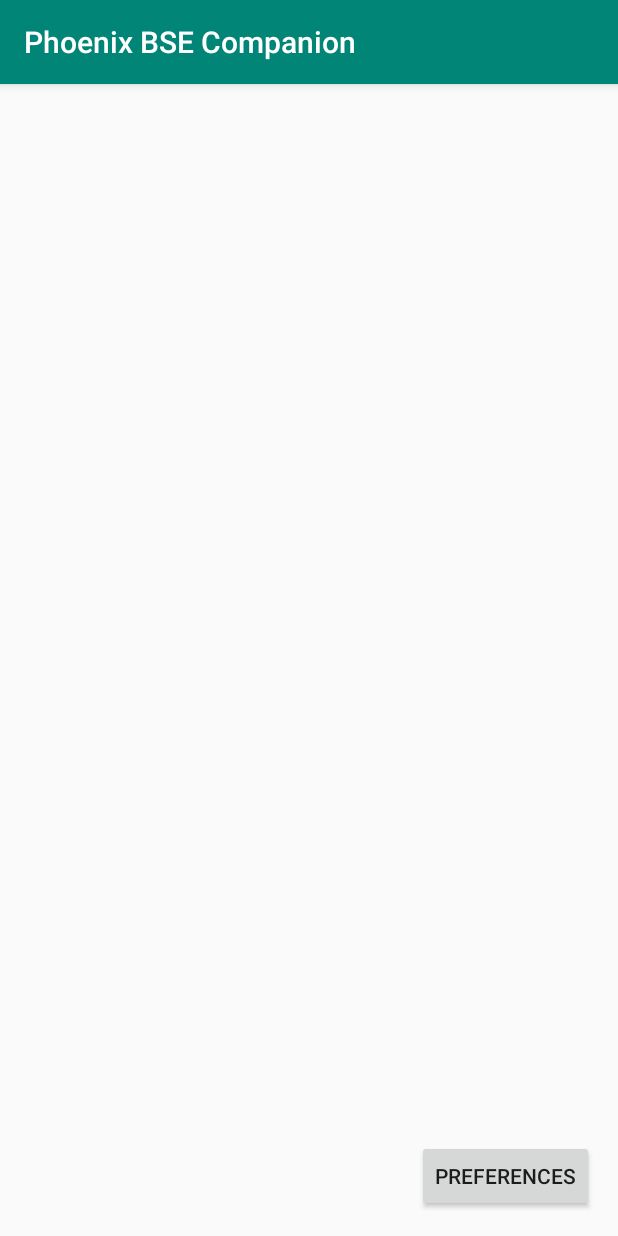
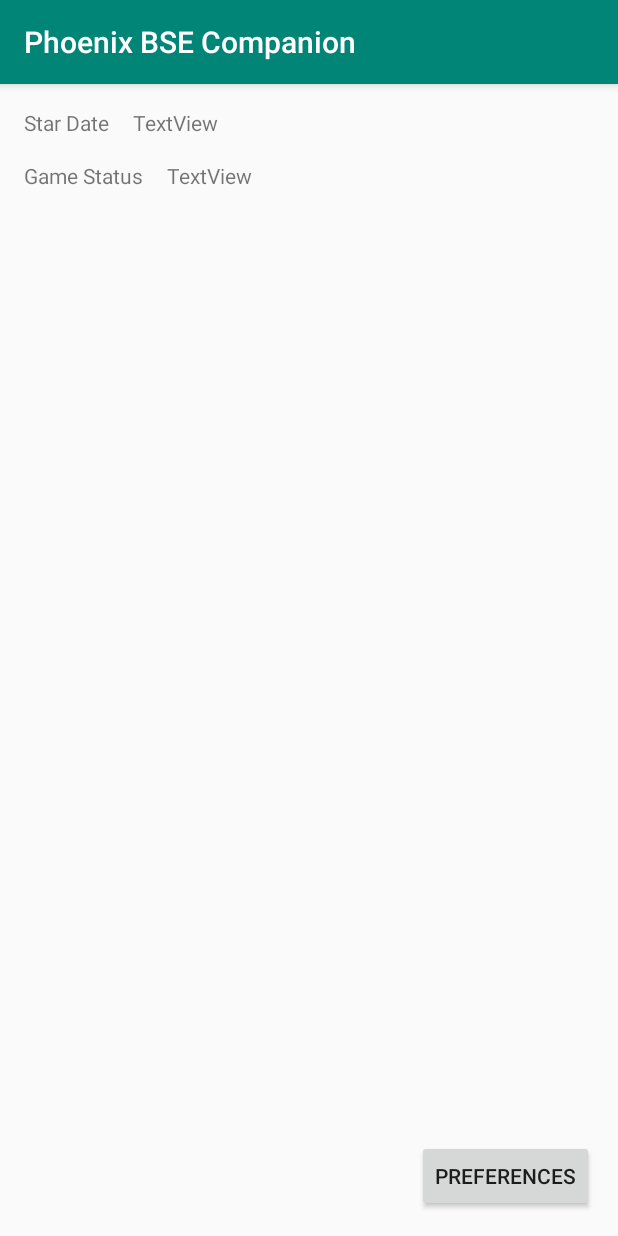
Before and after one commit to JanHolbo/PhoenixBSECompanion, an Android app: the screen it shows after launch (MainActivity), on a phone screen of 412 x 824 dp. Run offline under Robolectric (Android 15) with nearby library versions, the phone set to English and light mode, and no system bars.

Commit message:
added Star Date and Game Status to MainActivity added uriBuilder for the XML request to get the status XML file added versionCode to manifest added versionName to manifest
Signed-off-by: Jan Oscar Holbo Rasmussen <jan@kaddu.dk>

```diff
--- a/app/src/main/AndroidManifest.xml
+++ b/app/src/main/AndroidManifest.xml
@@ -6,6 +6,8 @@
         android:allowBackup="true"
         android:icon="@mipmap/ic_launcher"
         android:label="@string/app_name"
+        android:versionCode="1"
+        android:versionName="0.0 Alpha"
         android:roundIcon="@mipmap/ic_launcher_round"
         android:supportsRtl="true"
         android:theme="@style/AppTheme">
--- a/app/src/main/java/dk/kaddu/phoenixbsecompanion/MainActivity.java
+++ b/app/src/main/java/dk/kaddu/phoenixbsecompanion/MainActivity.java
@@ -1,23 +1,53 @@
 package dk.kaddu.phoenixbsecompanion;
 
 import android.content.Intent;
+import android.content.SharedPreferences;
+import android.net.Uri;
+import android.preference.PreferenceManager;
 import android.support.v7.app.AppCompatActivity;
 import android.os.Bundle;
+import android.util.Log;
 import android.view.View;
 import android.widget.EditText;
 
+import java.io.FileInputStream;
+import java.io.InputStream;
+
 public class MainActivity extends AppCompatActivity {
     public static final String EXTRA_MESSAGE = "dk.kaddu.phoenixbsecompanion.MESSAGE";
+    private static final String LOG_TAG = "MainActivity";
 
     @Override
     protected void onCreate(Bundle savedInstanceState) {
         super.onCreate(savedInstanceState);
         setContentView(R.layout.activity_main);
+
+        SharedPreferences prefs =
+                PreferenceManager.getDefaultSharedPreferences(getBaseContext());
+
+        String xmlQueryUri = uriBuilder(
+                prefs.getString("nexus_uri", "www.phoenixbse.co.uk"),
+                prefs.getString("nexus_uid", "1"),
+                prefs.getString("nexus_code", "22d9b2c0316adab0f9104571c7ed8eb0"));
+        Log.d(LOG_TAG,"xmlQueryUri = " + xmlQueryUri);
     }
+
 
     /** Called when the user taps the Send button */
     public void viewPreferences(View view) {
         Intent intent = new Intent(this, SettingsActivity.class);
         startActivity(intent);
     }
+
+    private String uriBuilder(String uriBase, String uid, String code) {
+        Uri.Builder builder = new Uri.Builder();
+        builder.scheme("https")
+                .authority(uriBase)
+                .appendQueryParameter("a","xml")
+                .appendQueryParameter("uid", uid)
+                .appendQueryParameter("code", code)
+                .appendQueryParameter("sa","game_status");
+        String myUrl = builder.build().toString();
+        return myUrl;
+    }
 }
--- a/app/src/main/java/dk/kaddu/phoenixbsecompanion/SettingsActivity.java
+++ b/app/src/main/java/dk/kaddu/phoenixbsecompanion/SettingsActivity.java
@@ -34,6 +34,8 @@ import java.util.List;
  * API Guide</a> for more information on developing a Settings UI.
  */
 public class SettingsActivity extends AppCompatPreferenceActivity {
+
+    private static final String LOG_TAG = "SettingsActivity";
 
     /**
      * A preference value change listener that updates the preference's summary
--- a/app/src/main/res/layout/activity_main.xml
+++ b/app/src/main/res/layout/activity_main.xml
@@ -17,4 +17,48 @@
         android:text="@string/button_preferences"
         app:layout_constraintBottom_toBottomOf="parent"
         app:layout_constraintEnd_toEndOf="parent" />
+
+    <TextView
+        android:id="@+id/textView_stardate"
+        android:layout_width="wrap_content"
+        android:layout_height="wrap_content"
+        android:layout_marginStart="16dp"
+        android:layout_marginLeft="16dp"
+        android:layout_marginTop="16dp"
+        android:text="@string/main_title_starDate"
+        app:layout_constraintStart_toStartOf="parent"
+        app:layout_constraintTop_toTopOf="parent" />
+
+    <TextView
+        android:id="@+id/textView_current_stardate"
+        android:layout_width="wrap_content"
+        android:layout_height="wrap_content"
+        android:layout_marginStart="16dp"
+        android:layout_marginLeft="16dp"
+        android:layout_marginTop="16dp"
+        android:text="TextView"
+        app:layout_constraintStart_toEndOf="@+id/textView_stardate"
+        app:layout_constraintTop_toTopOf="parent" />
+
+    <TextView
+        android:id="@+id/textView_gameStatus"
+        android:layout_width="wrap_content"
+        android:layout_height="wrap_content"
+        android:layout_marginStart="16dp"
+        android:layout_marginLeft="16dp"
+        android:layout_marginTop="16dp"
+        android:text="@string/main_title_gameStatus"
+        app:layout_constraintStart_toStartOf="parent"
+        app:layout_constraintTop_toBottomOf="@+id/textView_stardate" />
+
+    <TextView
+        android:id="@+id/textView_current_gameStatus"
+        android:layout_width="wrap_content"
+        android:layout_height="wrap_content"
+        android:layout_marginStart="16dp"
+        android:layout_marginLeft="16dp"
+        android:layout_marginTop="16dp"
+        android:text="TextView"
+        app:layout_constraintStart_toEndOf="@+id/textView_gameStatus"
+        app:layout_constraintTop_toBottomOf="@+id/textView_current_stardate" />
 </android.support.constraint.ConstraintLayout>
--- a/app/src/main/res/values/strings.xml
+++ b/app/src/main/res/values/strings.xml
@@ -78,4 +78,8 @@
     <string name="pref_default_nexus_uid">1</string>
     <string name="pref_title_nexus_code">Nexus XML access code</string>
     <string name="pref_default_nexus_code">22d9b2c0316adab0f9104571c7ed8eb0</string>
+    <string name="pref_title_nexus_uri">Nexus XML access URI</string>
+    <string name="pref_default_nexus_uri">www.phoenixbse.co.uk</string>
+    <string name="main_title_starDate">Star Date</string>
+    <string name="main_title_gameStatus">Game Status</string>
 </resources>
--- a/app/src/main/res/xml/pref_general.xml
+++ b/app/src/main/res/xml/pref_general.xml
@@ -1,7 +1,8 @@
 <PreferenceScreen xmlns:android="http://schemas.android.com/apk/res/android">
 
     <EditTextPreference
-        android:defaultValue="@string/pref_default_nexus_uid"
+        android:defaultValue="@string/pref_default_nexus_uri"
+        android:inputType="number"
         android:key="nexus_uid"
         android:maxLines="1"
         android:selectAllOnFocus="true"
@@ -15,6 +16,15 @@
         android:selectAllOnFocus="true"
         android:singleLine="true"
         android:title="@string/pref_title_nexus_code" />
+
+    <EditTextPreference
+        android:defaultValue="@string/pref_default_nexus_uri"
+        android:key="nexus_uri"
+        android:maxLines="1"
+        android:selectAllOnFocus="true"
+        android:singleLine="true"
+        android:title="@string/pref_title_nexus_uri"
+        android:inputType="textUri" />
 
 
     <!-- Saved for reference
```
